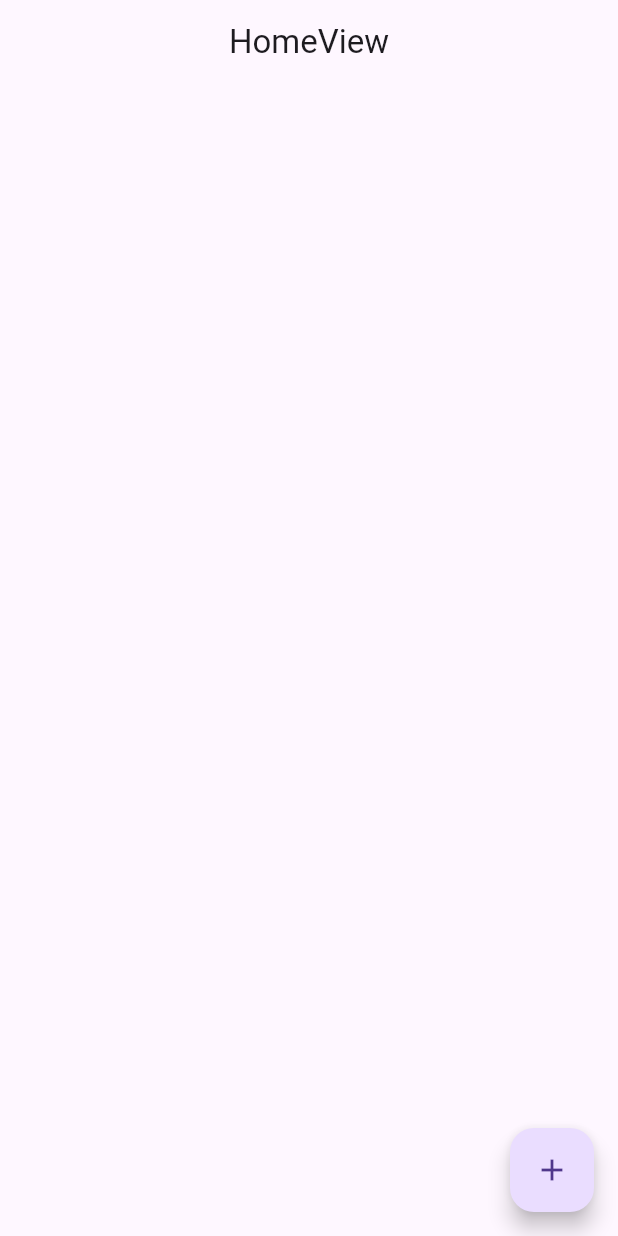
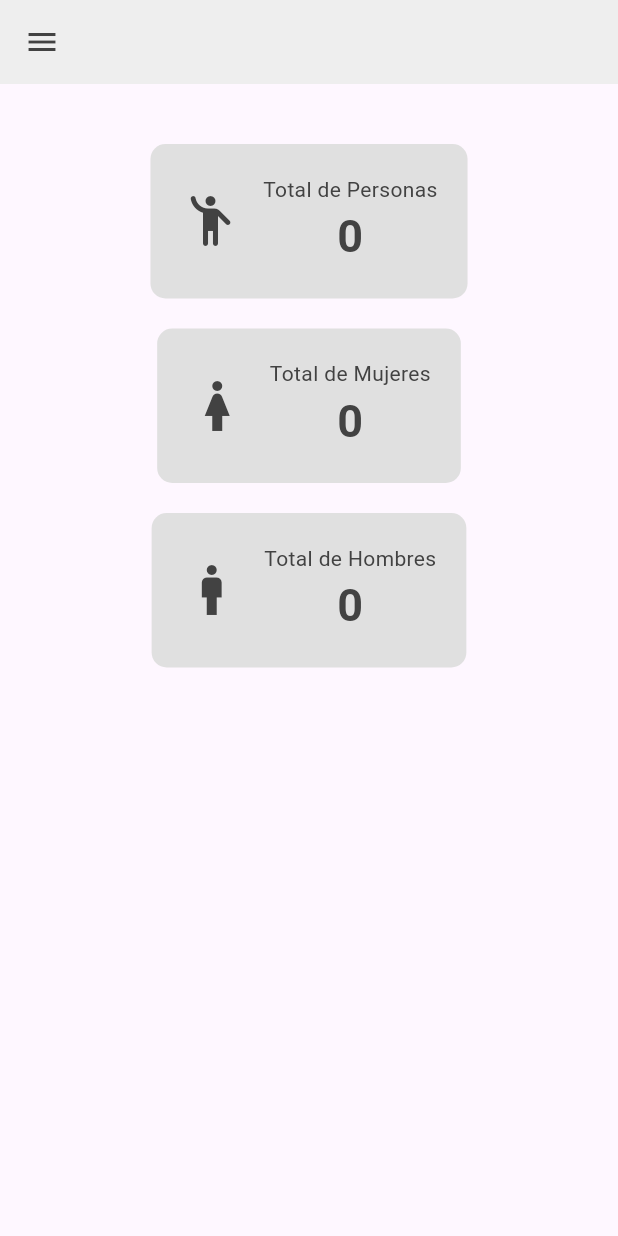
Before and after one commit to lara5tar/vida_saludable, a Flutter app: the screen it shows after launch, on a phone screen of 412 x 824 dp. Run offline on Flutter 3.47's test engine with Material 3 defaults, Android fonts, the phone set to English and light mode, and no system bars; our stand-ins replace cloud_firestore, firebase_core, get; accounts and stored records are empty; statements that could not run were skipped.

Commit message:
custom card

```diff
--- a/lib/app/modules/home/controllers/home_controller.dart
+++ b/lib/app/modules/home/controllers/home_controller.dart
@@ -11,30 +11,78 @@ class HomeController extends GetxController {
 
   var users = <Map<String, dynamic>>[].obs;
 
-  getUsers() async {
-    var result = await FirebaseFirestore.instance.collection('users').get();
-
-    for (var doc in result.docs) {
-      users.add(doc.data());
+  Future<List<Map<String, dynamic>>> getUsers() async {
+    try {
+      var result = await FirebaseFirestore.instance.collection('users').get();
+      users.value = result.docs.map((doc) => doc.data()).toList();
+      return users;
+    } catch (e) {
+      return [];
     }
-
-    return users;
   }
 
   String getIMC(user) {
-    var peso = user['peso'];
-    var estatura = user['estatura'];
-    var imc = peso / (estatura * estatura);
+    final peso = double.tryParse(user['peso'].toString());
+    final estatura = double.tryParse(user['estatura'].toString());
 
+    if (peso == null || estatura == null || estatura == 0) {
+      return 'Datos inválidos';
+    }
+
+    final imc = peso / (estatura * estatura);
     return CalculadoraIMC.calcular(
         imc, user['age'], user['gender'].toLowerCase());
   }
 
   String getIndiceCircunferenciaCintura(user) {
-    var cintura = user['cintura'];
-    var estatura = user['estatura'];
-    var icc = cintura / estatura;
+    final cintura = double.tryParse(user['cintura'].toString());
+    final estatura = double.tryParse(user['estatura'].toString());
 
-    return '';
+    if (cintura == null || estatura == null || estatura == 0) {
+      return 'Datos inválidos';
+    }
+
+    final icc = cintura / estatura;
+    final ratio = icc.toStringAsFixed(2);
+
+    return '$ratio - ${icc >= 0.50 ? 'Incrementa riesgos cardio-metabólicos' : 'Saludable'}';
+  }
+
+  String getIndiceCircunferenciaCadera(user) {
+    final cintura = double.tryParse(user['cintura'].toString());
+    final cadera = double.tryParse(user['cadera'].toString());
+    final gender = user['gender'].toString().toLowerCase();
+
+    if (cintura == null || cadera == null || cadera == 0) {
+      return 'Datos inválidos';
+    }
+
+    final icc = cintura / cadera;
+    final ratio = icc.toStringAsFixed(2);
+
+    if (gender == 'masculino' || gender == 'hombre') {
+      return '$ratio - ${icc <= 0.90 ? 'Saludable' : 'Con riesgos cardio-metabólicos'}';
+    } else if (gender == 'femenino' || gender == 'mujer') {
+      return '$ratio - ${icc <= 0.85 ? 'Saludable' : 'Con riesgos cardio-metabólicos'}';
+    }
+
+    return 'Género no válido';
+  }
+
+  String totalPersonas() => users.length.toString();
+
+  Map<String, String> getTotalesPorGenero() {
+    final totales = {'hombres': '0', 'mujeres': '0'};
+
+    for (var user in users) {
+      final gender = user['gender'].toString().toLowerCase();
+      if (gender == 'masculino' || gender == 'hombre') {
+        totales['hombres'] = ((int.parse(totales['hombres']!) + 1)).toString();
+      } else if (gender == 'femenino' || gender == 'mujer') {
+        totales['mujeres'] = ((int.parse(totales['mujeres']!) + 1)).toString();
+      }
+    }
+
+    return totales;
   }
 }
--- /dev/null
+++ b/lib/app/modules/home/views/dashboard_widget.dart
@@ -0,0 +1,27 @@
+import 'package:flutter/material.dart';
+import 'package:vida_saludable/app/widgets/custom_card.dart';
+
+Widget dashboardWidget(String numPersonas, Map totales) {
+  return Wrap(
+    alignment: WrapAlignment.center,
+    spacing: 20,
+    runSpacing: 20,
+    children: [
+      CustomCard(
+        title: 'Total de Personas',
+        icon: Icons.emoji_people_rounded,
+        value: numPersonas,
+      ),
+      CustomCard(
+        title: 'Total de Mujeres',
+        icon: Icons.woman,
+        value: totales['mujeres'],
+      ),
+      CustomCard(
+        title: 'Total de Hombres',
+        icon: Icons.man,
+        value: totales['hombres'],
+      ),
+    ],
+  );
+}
--- a/lib/app/modules/home/views/home_view.dart
+++ b/lib/app/modules/home/views/home_view.dart
@@ -1,33 +1,41 @@
 import 'package:flutter/material.dart';
 
 import 'package:get/get.dart';
+import 'package:vida_saludable/app/modules/home/views/dashboard_widget.dart';
 
+import '../../../widgets/custom_scaffold.dart';
 import '../controllers/home_controller.dart';
 
 class HomeView extends GetView<HomeController> {
   const HomeView({super.key});
   @override
   Widget build(BuildContext context) {
-    return Scaffold(
-      appBar: AppBar(
-        title: const Text('HomeView'),
-        centerTitle: true,
-      ),
+    return CustomScaffold(
       body: Obx(
-        () => ListView.builder(
-          itemCount: controller.users.length,
-          itemBuilder: (context, index) {
-            return ListTile(
-              title: Text(controller.users[index]['name']),
-              subtitle: Text(
-                  '${controller.getIMC(controller.users[index])} ${controller.getIndiceCircunferenciaCintura(controller.users[index])}'),
-            );
-          },
+        () => Padding(
+          padding: const EdgeInsets.all(40.0),
+          child: ListView(
+            children: [
+              dashboardWidget(
+                  controller.totalPersonas(), controller.getTotalesPorGenero()),
+              for (int index = 0; index < controller.users.length; index++)
+                Container(
+                  margin: const EdgeInsets.only(bottom: 20),
+                  child: Column(
+                    crossAxisAlignment: CrossAxisAlignment.start,
+                    children: [
+                      Text(controller.users[index]['name']),
+                      Text(controller.getIMC(controller.users[index])),
+                      Text(controller.getIndiceCircunferenciaCintura(
+                          controller.users[index])),
+                      Text(controller.getIndiceCircunferenciaCadera(
+                          controller.users[index])),
+                    ],
+                  ),
+                ),
+            ],
+          ),
         ),
-      ),
-      floatingActionButton: FloatingActionButton(
-        onPressed: () async {},
-        child: const Icon(Icons.add),
       ),
     );
   }
--- a/lib/app/routes/app_routes.dart
+++ b/lib/app/routes/app_routes.dart
@@ -4,9 +4,11 @@ part of 'app_pages.dart';
 abstract class Routes {
   Routes._();
   static const HOME = _Paths.HOME;
+  static const SEARCH = _Paths.SEARCH;
 }
 
 abstract class _Paths {
   _Paths._();
   static const HOME = '/home';
+  static const SEARCH = '/search';
 }
--- /dev/null
+++ b/lib/app/widgets/custom_card.dart
@@ -0,0 +1,65 @@
+import 'package:flutter/material.dart';
+
+class CustomCard extends StatelessWidget {
+  final String title;
+  final String value;
+  final IconData icon;
+  final Color? backgroundColor;
+  final Color? textColor;
+  final VoidCallback? onTap;
+
+  const CustomCard({
+    super.key,
+    required this.title,
+    required this.value,
+    required this.icon,
+    this.backgroundColor,
+    this.textColor,
+    this.onTap,
+  });
+
+  @override
+  Widget build(BuildContext context) {
+    return GestureDetector(
+      onTap: onTap,
+      child: Container(
+        padding: const EdgeInsets.all(20),
+        decoration: BoxDecoration(
+          color: backgroundColor ?? Colors.grey.shade300,
+          borderRadius: BorderRadius.circular(10),
+        ),
+        child: Row(
+          mainAxisSize: MainAxisSize.min,
+          children: [
+            Icon(
+              icon,
+              size: 40,
+              color: textColor ?? Colors.grey.shade800,
+            ),
+            const SizedBox(width: 15),
+            Column(
+              mainAxisSize: MainAxisSize.min,
+              crossAxisAlignment: CrossAxisAlignment.center,
+              children: [
+                Text(
+                  title,
+                  style: TextStyle(
+                    color: textColor ?? Colors.grey.shade800,
+                  ),
+                ),
+                Text(
+                  value,
+                  style: TextStyle(
+                    fontSize: 30,
+                    fontWeight: FontWeight.bold,
+                    color: textColor ?? Colors.grey.shade800,
+                  ),
+                ),
+              ],
+            ),
+          ],
+        ),
+      ),
+    );
+  }
+}
--- /dev/null
+++ b/lib/app/widgets/custom_scaffold.dart
@@ -0,0 +1,101 @@
+import 'package:flutter/material.dart';
+import 'package:get/get.dart';
+import 'package:vida_saludable/app/widgets/custom_button.dart';
+
+class CustomScaffold extends StatelessWidget {
+  final Widget? body;
+
+  const CustomScaffold({
+    super.key,
+    this.body,
+  });
+
+  Color isCurrentRoute(String route) {
+    return Get.currentRoute == route
+        ? Colors.green.shade900
+        : Colors.green.shade700;
+  }
+
+  @override
+  Widget build(BuildContext context) {
+    final bool isMobile = context.width < 600;
+
+    Widget buildNavigationButtons() {
+      return Column(
+        children: [
+          CustomButton(
+            icon: Icons.home,
+            text: 'Inicio',
+            onPressed: () => Get.toNamed('/home'),
+            backgroundColor: isCurrentRoute('/home'),
+          ),
+          CustomButton(
+            icon: Icons.search,
+            text: 'Buscar',
+            onPressed: () => Get.toNamed('/search'),
+            backgroundColor: isCurrentRoute('/search'),
+          ),
+        ],
+      );
+    }
+
+    return Scaffold(
+      drawer: isMobile
+          ? Drawer(
+              child: Container(
+                color: Colors.grey.shade200,
+                child: Column(
+                  children: [
+                    Padding(
+                      padding: const EdgeInsets.symmetric(vertical: 15),
+                      child: Center(
+                        child: Image.asset(
+                          'assets/logo.webp',
+                          width: 150,
+                          fit: BoxFit.contain,
+                        ),
+                      ),
+                    ),
+                    buildNavigationButtons(),
+                  ],
+                ),
+              ),
+            )
+          : null,
+      appBar: isMobile
+          ? AppBar(
+              backgroundColor: Colors.grey.shade200,
+              iconTheme: IconThemeData(color: Colors.grey.shade800),
+            )
+          : null,
+      body: isMobile
+          ? body ?? Container()
+          : Row(
+              children: [
+                Container(
+                  color: Colors.grey.shade200,
+                  width: 200,
+                  child: Column(
+                    children: [
+                      Padding(
+                        padding: const EdgeInsets.symmetric(vertical: 15),
+                        child: Center(
+                          child: Image.asset(
+                            'assets/logo.webp',
+                            width: 150,
+                            fit: BoxFit.contain,
+                          ),
+                        ),
+                      ),
+                      buildNavigationButtons(),
+                    ],
+                  ),
+                ),
+                Expanded(
+                  child: body ?? Container(),
+                ),
+              ],
+            ),
+    );
+  }
+}
--- a/lib/main.dart
+++ b/lib/main.dart
@@ -17,6 +17,7 @@ void main() async {
       title: "Application",
       initialRoute: AppPages.INITIAL,
       getPages: AppPages.routes,
+      debugShowCheckedModeBanner: false,
     ),
   );
 }
--- a/pubspec.yaml
+++ b/pubspec.yaml
@@ -63,9 +63,8 @@ flutter:
   uses-material-design: true
 
   # To add assets to your application, add an assets section, like this:
-  # assets:
-  #   - images/a_dot_burr.jpeg
-  #   - images/a_dot_ham.jpeg
+  assets:
+    - assets/
 
   # An image asset can refer to one or more resolution-specific "variants", see
   # https://flutter.dev/to/resolution-aware-images
```
Also changed, not shown: lib/app/data/services/presion_arterial_service.dart (added, +68 -0 lines), lib/app/modules/search/bindings/search_binding.dart (added, +12 -0 lines), lib/app/modules/search/controllers/search_controller.dart (added, +9 -0 lines), lib/app/modules/search/views/search_view.dart (added, +24 -0 lines), lib/app/routes/app_pages.dart (+7 -0 lines), lib/app/widgets/custom_button.dart (added, +56 -0 lines), assets/logo.webp (added).
